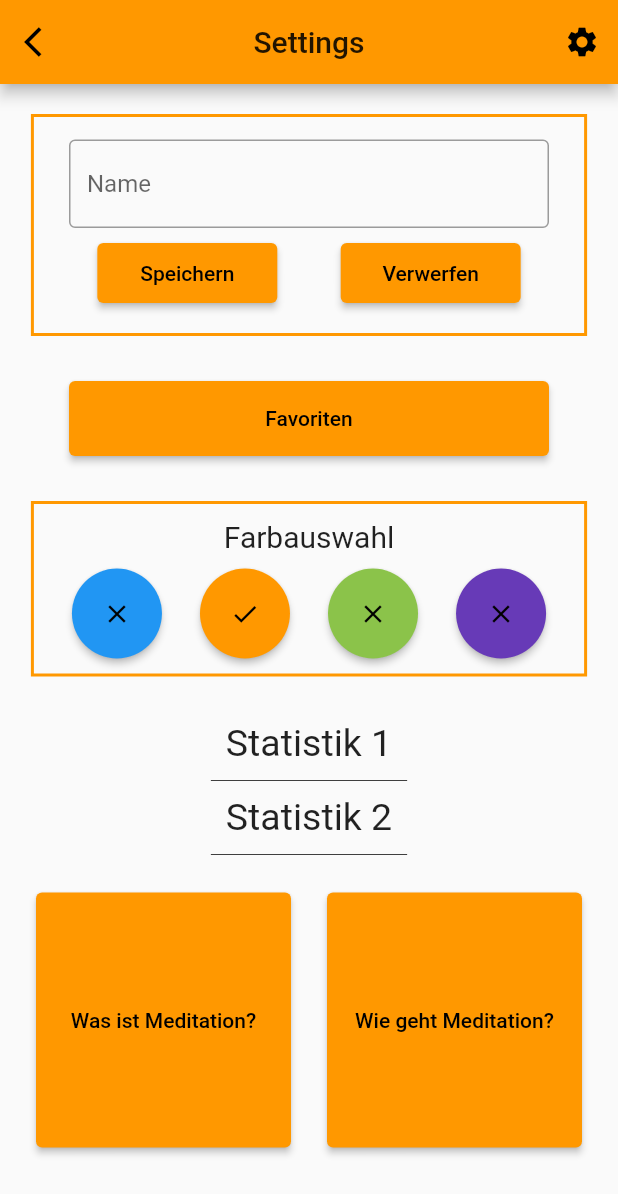
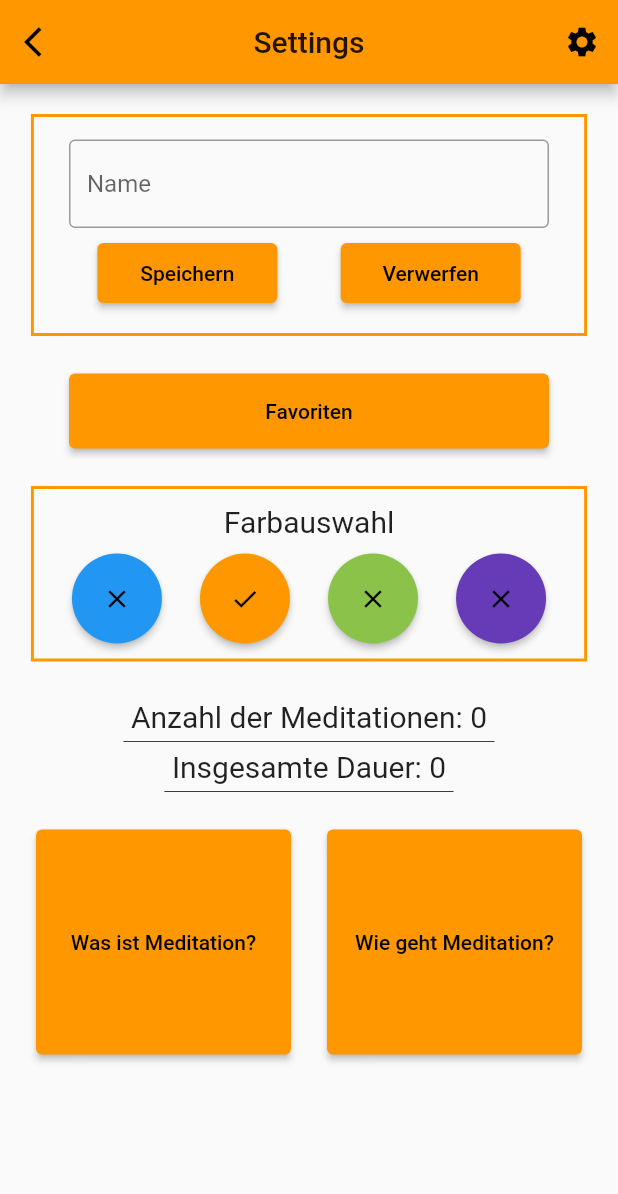
Before and after one commit to PascalWitzel/meditations_app, a Flutter app: the settingsScreen screen opened directly, after a tap on the "settings" icon, on a phone screen of 412 x 824 dp. Shown: the top 1194 px of the screen. Run offline on Flutter 3.47's test engine with Material 2 defaults, Android fonts, the phone set to English and light mode, and no system bars; our stand-ins replace google_fonts, shared_preferences; missing offline and left inert: confirm_dialog; accounts and stored records are empty.

Commit message:
Statistik eingebunden, noch nicht vollständig funktionisfähig

```diff
--- a/lib/screens/settingsScreen.dart
+++ b/lib/screens/settingsScreen.dart
@@ -15,6 +15,8 @@ class settingsScreen extends StatefulWidget {
 
 class _settingsScreenState extends State<settingsScreen> {
   TextEditingController _controller = TextEditingController(text: "Test");
+  int anzMed = 0;
+  int dauerMed = 0;
 
   Future<void> _setStringSharedPref() async {
     SharedPreferences prefs = await SharedPreferences.getInstance();
@@ -26,12 +28,32 @@ class _settingsScreenState extends State<settingsScreen> {
     return prefs.getString("Name") ?? "Test";
   }
 
+  Future<int> _getIntSharedPref() async {
+    SharedPreferences prefs = await SharedPreferences.getInstance();
+    anzMed = prefs.getInt('anzahl') ?? -1;
+    return anzMed;
+  }
+
+  Future<int> _getDauerIntSharedPref() async {
+    SharedPreferences prefs = await SharedPreferences.getInstance();
+    dauerMed =prefs.getInt('dauer') ?? -1;
+    return dauerMed;
+  }
+
   @override
   void initState() {
     super.initState();
     _getStringFromSharedPref().then((s) {
       _controller.text = s;
     });
+    _getIntSharedPref().then((a) {
+      anzMed = a;
+    });
+    _getDauerIntSharedPref().then((d) {
+      dauerMed = d;
+    });
+    _getIntSharedPref();
+    _getDauerIntSharedPref();
   }
 
   @override
@@ -105,7 +127,7 @@ class _settingsScreenState extends State<settingsScreen> {
                 padding: const EdgeInsets.all(10.0),
                 child: Container(
                   margin: EdgeInsets.only(
-                      left: 0.0, top: 20.0, right: 0.0, bottom: 20.0),
+                      left: 0.0, top: 15.0, right: 0.0, bottom: 15.0),
                   width: 320,
                   height: 50,
                   child: ElevatedButton(
@@ -217,11 +239,11 @@ class _settingsScreenState extends State<settingsScreen> {
                   margin: EdgeInsets.only(
                       left: 0.0, top: 20.0, right: 0.0, bottom: 0.0),
                   child: Padding(
-                    padding: const EdgeInsets.all(10.0),
+                    padding: const EdgeInsets.all(5.0),
                     child: Text(
-                      "Statistik 1",
+                      "Anzahl der Meditationen: $anzMed",
                       style: TextStyle(
-                        fontSize: 25,
+                        fontSize: 20,
                       ),
                     ),
                   ),
@@ -233,11 +255,11 @@ class _settingsScreenState extends State<settingsScreen> {
                     ),
                   ),
                   child: Padding(
-                    padding: const EdgeInsets.all(10.0),
+                    padding: const EdgeInsets.all(5.0),
                     child: Text(
-                      "Statistik 2",
+                      "Insgesamte Dauer: $dauerMed",
                       style: TextStyle(
-                        fontSize: 25,
+                        fontSize: 20,
                       ),
                     ),
                   ),
@@ -250,7 +272,7 @@ class _settingsScreenState extends State<settingsScreen> {
                   children: [
                     Container(
                       width: 170,
-                      height: 170,
+                      height: 150,
                       child: ElevatedButton(
                           onPressed: () {
                             Navigator.push(context, MaterialPageRoute(builder: (context) => wasIstMeditation()));
@@ -260,7 +282,7 @@ class _settingsScreenState extends State<settingsScreen> {
                     ),
                     Container(
                       width: 170,
-                      height: 170,
+                      height: 150,
                       child: ElevatedButton(
                           onPressed: () {
                             Navigator.push(context, MaterialPageRoute(builder: (context) => wieGehtMeditation()));
```
Also changed, not shown: lib/screens/meditation.dart (+78 -3 lines).
